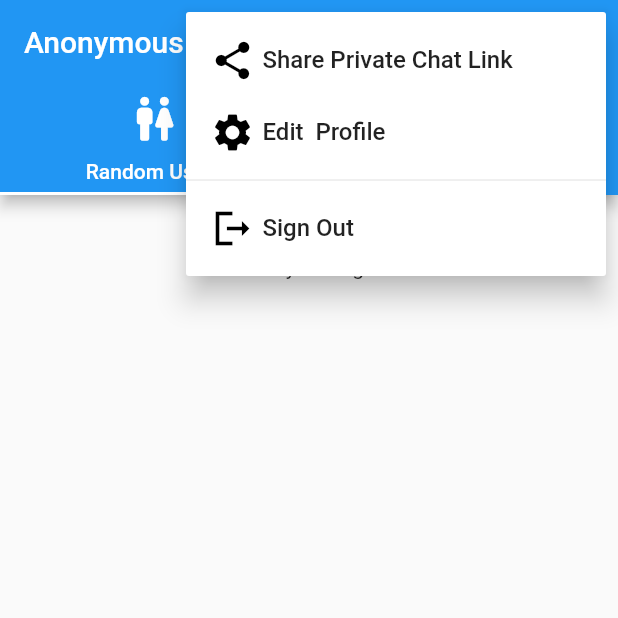
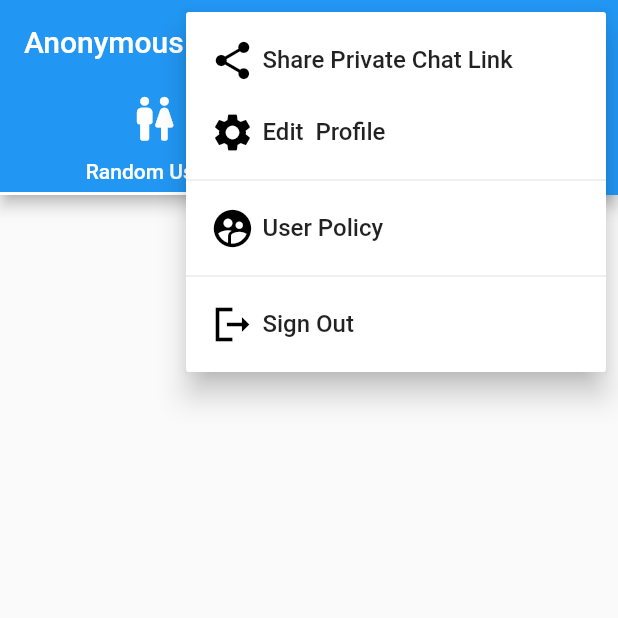
Before and after one commit to islamhmam/anonymous_chat_app, a Flutter app: the HomeLayout screen opened directly, after a tap on the "more vert" icon, on a phone screen of 412 x 824 dp, the top half of it. Run offline on Flutter 3.47's test engine with Material 2 defaults, Android fonts, the phone set to English and light mode, and no system bars; our stand-ins replace bloc, cached_network_image, cloud_firestore, conditional_builder, firebase_auth, firebase_core and 5 more; accounts and stored records are empty; statements that could not run were skipped.

Commit message:
user policy

```diff
--- a/lib/layout/home_layout/home_layout.dart
+++ b/lib/layout/home_layout/home_layout.dart
@@ -4,6 +4,7 @@ import 'package:anonymous/layout/home_layout/cubit/home_cubit.dart';
 import 'package:anonymous/models/menu_item.dart';
 import 'package:anonymous/modules/choose_style/choose_style_screen.dart';
 import 'package:anonymous/modules/menu/menu_items.dart';
+import 'package:anonymous/modules/user_policy/user_policy.dart';
 import 'package:anonymous/shared/components/components.dart';
 import 'package:cached_network_image/cached_network_image.dart';
 import 'package:conditional_builder/conditional_builder.dart';
@@ -61,7 +62,10 @@ class _HomeLayoutState extends State<HomeLayout> {
                     itemBuilder: (context) =>[
                       ...MenuItems.firstItemsMenu.map(buildItem).toList(),
                       PopupMenuDivider(),
+                      ...MenuItems.UserPolicysMenu.map(buildItem).toList(),
+                      PopupMenuDivider(),
                       ...MenuItems.SecondItemsMenu.map(buildItem).toList(),
+
                     ],
                   ),
                 ],
@@ -477,6 +481,9 @@ class _HomeLayoutState extends State<HomeLayout> {
           case MenuItems.signOutItem:
             signOut(context);
             break;
+            case MenuItems.userPolicy:
+            Navigator.push(context, MaterialPageRoute(builder: (context) => UserPolicy(),));
+            break;
 
         }
   }
--- a/lib/modules/menu/menu_items.dart
+++ b/lib/modules/menu/menu_items.dart
@@ -13,6 +13,9 @@ class MenuItems{
   ];
 static  List<MenuItem> SecondItemsMenu=[
     signOutItem
+  ];
+static  List<MenuItem> UserPolicysMenu=[
+    userPolicy
   ];
 
 static  List<MenuItem> userMenu=[
@@ -34,6 +37,9 @@ static const MenuItem shareItem=  MenuItem(
 static const MenuItem signOutItem=  MenuItem(
        itemName: 'Sign Out',
        itemIcon: Icons.logout_sharp,);
+static const MenuItem userPolicy=  MenuItem(
+       itemName: 'User Policy',
+       itemIcon: Icons.supervised_user_circle,);
 
 
 
--- a/pubspec.yaml
+++ b/pubspec.yaml
@@ -51,6 +51,8 @@ dependencies:
   cached_network_image: ^3.2.0
   shared_preferences: ^2.0.12
   share: ^2.0.4
+  url_launcher: ^6.0.20
+
 
 
 
```
Also changed, not shown: lib/modules/user_policy/user_policy.dart (added, +94 -0 lines), images/islam.jpg (added), pubspec.lock.
